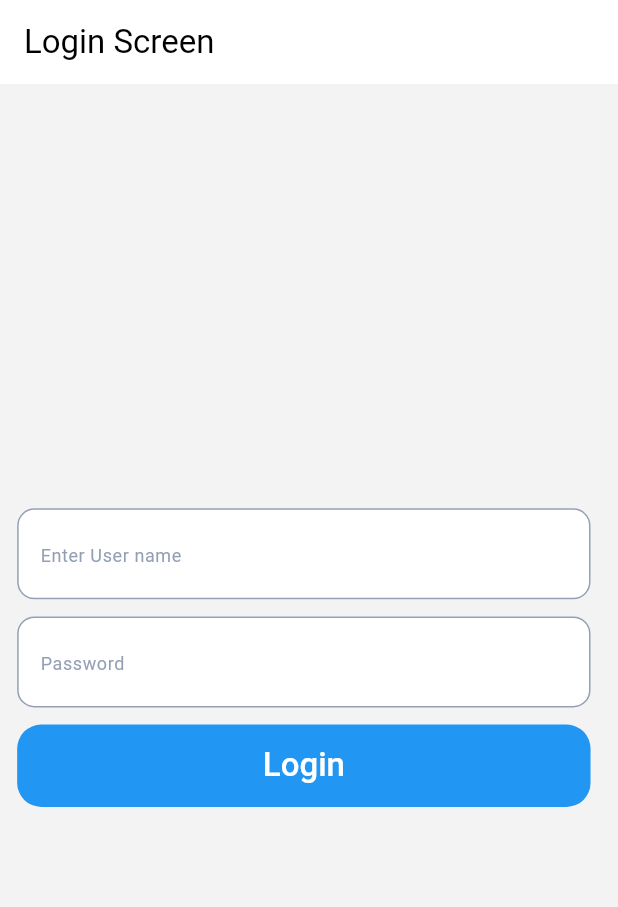
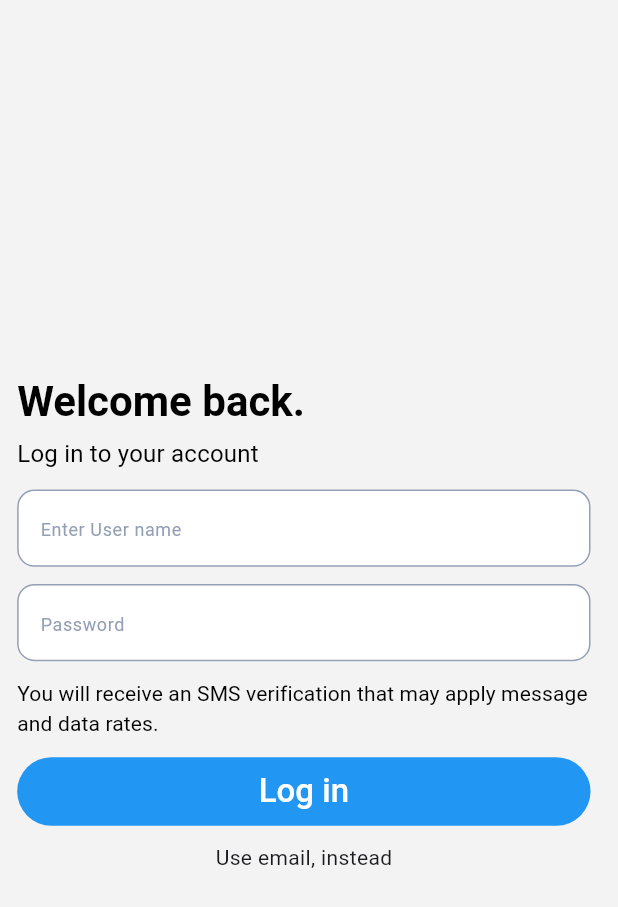
Before and after one commit to onkar07/parkingBay-Vendor, a Flutter app: the screen it shows after launch, on a phone screen of 412 x 824 dp. Shown: the top 907 px of the screen. Run offline on Flutter 3.47's test engine with Material 3 defaults, Android fonts, the phone set to English and light mode, and no system bars; our stand-ins replace flutter_screenutil, shared_preferences.

Commit message:
first commit

```diff
--- a/lib/features/auth/presentation/screens/login_screen.dart
+++ b/lib/features/auth/presentation/screens/login_screen.dart
@@ -2,7 +2,7 @@ import 'package:flutter/material.dart';
 import 'package:flutter_screenutil/flutter_screenutil.dart';
 import 'package:provider/provider.dart';
 import 'package:vendor_app/features/auth/controller/login_controller.dart';
-import 'package:vendor_app/features/auth/presentation/screens/registration_screen.dart';
+import 'package:vendor_app/features/auth/presentation/widgets/auth_button.dart';
 import 'package:vendor_app/features/auth/presentation/widgets/auth_text_filed.dart';
 import 'package:vendor_app/view/config/Colors.dart';
 
@@ -27,17 +27,31 @@ class _LoginScreenState extends State<LoginScreen> {
     return GestureDetector(
       onTap: () => FocusScope.of(context).unfocus(),
       child: Scaffold(
-        appBar: AppBar(
-          backgroundColor: Theme.of(context).colorScheme.inversePrimary,
-          title: Text("Login Screen"),
-        ),
         body: Container(
           width: MediaQuery.sizeOf(context).width,
           height: MediaQuery.sizeOf(context).height,
           padding: EdgeInsets.fromLTRB(10, 16, 16, 10).r,
           child: Column(
             mainAxisAlignment: MainAxisAlignment.center,
+            crossAxisAlignment: CrossAxisAlignment.start,
             children: <Widget>[
+              Column(
+                crossAxisAlignment: CrossAxisAlignment.start,
+                children: [
+                  Padding(
+                    padding: EdgeInsets.only(bottom: 5).r,
+                    child: Text(
+                      "Welcome back.",
+                      style: Theme.of(context).textTheme.headlineMedium?.copyWith(
+                          color: Colors.black, fontWeight: FontWeight.w700,),
+                    ),
+                  ),
+                  Padding(
+                      padding: EdgeInsets.only(bottom: 10).r,
+                      child: Text("Log in to your account",  style: Theme.of(context).textTheme.titleMedium?.copyWith(
+                        color: Colors.black, fontWeight: FontWeight.w400,),)),
+                ],
+              ),
               AuthTextFiled(
                 focusNode: authProvider.userNameFocusNode,
                 controller: authProvider.userNameController,
@@ -57,31 +71,34 @@ class _LoginScreenState extends State<LoginScreen> {
                 hintText: "Password",
               ),
               SizedBox(height: 10.r),
-              TextButton(
-                onPressed: () {
-                  authProvider.login(context);
-                },
-                style: TextButton.styleFrom(
-                  backgroundColor: Colors.blue,
-                  fixedSize: Size(MediaQuery.of(context).size.width, 48.r),
-                  shape: RoundedRectangleBorder(
-                    borderRadius: BorderRadius.circular(14).r,
-                  ),
-                ),
-                child: Text(
-                  "Login",
-                  style: Theme.of(context).textTheme.titleLarge?.copyWith(
-                      color: AppColor.white, fontWeight: FontWeight.w500),
+              Text(
+                  "You will receive an SMS verification that may apply message and data rates.",
+                  style: Theme.of(context).textTheme.titleSmall?.copyWith(
+                color: AppColor.black, fontWeight: FontWeight.w400,),
+              ),
+              Padding(
+                padding: EdgeInsets.only(top: 10).r,
+                child: AuthButton(
+                  onPressed: () {
+                    authProvider.login(context);
+                  },
+                  buttonTitle: 'Log in',
                 ),
               ),
               SizedBox(
                 height: 10,
               ),
-              // GestureDetector(
-              //     onTap: (){
-              //       Navigator.push(context, MaterialPageRoute(builder: (_)=>RegistrationScreen()));
-              //     },
-              //     child: Text("Register"))
+
+              Row(
+                mainAxisAlignment: MainAxisAlignment.center,
+                children: [
+                  GestureDetector(
+                      onTap: (){
+                        // Navigator.push(context, MaterialPageRoute(builder: (_)=>RegistrationScreen()));
+                      },
+                      child: Text("Use email, instead")),
+                ],
+              )
             ],
           ),
         ),
--- /dev/null
+++ b/lib/features/auth/presentation/widgets/auth_button.dart
@@ -0,0 +1,30 @@
+import 'package:flutter/material.dart';
+import 'package:flutter_screenutil/flutter_screenutil.dart';
+import 'package:vendor_app/view/config/Colors.dart';
+
+class AuthButton extends StatelessWidget {
+  const AuthButton({super.key, required this.onPressed, required this.buttonTitle});
+  final VoidCallback onPressed;
+  final String buttonTitle;
+
+  @override
+  Widget build(BuildContext context) {
+    return TextButton(
+      onPressed: onPressed,
+      style: TextButton.styleFrom(
+        backgroundColor: Colors.blue,
+        fixedSize: Size(MediaQuery.of(context).size.width,40.r),
+        shape: RoundedRectangleBorder(
+          borderRadius: BorderRadius.circular(50).r,
+        ),
+      ),
+      child: Text(
+        buttonTitle,
+        style: Theme.of(context)
+            .textTheme
+            .titleLarge
+            ?.copyWith(color: AppColor.white, fontWeight: FontWeight.w500),
+      ),
+    );
+  }
+}
--- a/lib/features/auth/presentation/widgets/auth_text_filed.dart
+++ b/lib/features/auth/presentation/widgets/auth_text_filed.dart
@@ -28,13 +28,14 @@ class AuthTextFiled extends StatelessWidget {
         onFieldSubmitted: onFieldSubmitted,
         decoration: InputDecoration(
           contentPadding:
-            EdgeInsets.symmetric(vertical: 16.0, horizontal: 10.0).r,
+              EdgeInsets.symmetric(vertical: 12.0, horizontal: 10.0).r,
           enabledBorder: OutlineInputBorder(
             borderRadius: BorderRadius.circular(10).r,
             borderSide: const BorderSide(color: AppColor.grey),
           ),
           disabledBorder: OutlineInputBorder(
             borderRadius: BorderRadius.circular(10).r,
+            borderSide: const BorderSide(color: AppColor.primary),
           ),
           focusedBorder: OutlineInputBorder(
             borderRadius: BorderRadius.circular(10).r,
@@ -48,15 +49,17 @@ class AuthTextFiled extends StatelessWidget {
             borderRadius: BorderRadius.circular(10).r,
             borderSide: const BorderSide(color: Colors.red),
           ),
-
           fillColor: AppColor.white,
           focusColor: AppColor.white,
           filled: filled,
           hintText: hintText,
+
           // You can change this text to something more descriptive
-        hintStyle:
-            Theme.of(context).textTheme.bodySmall?.copyWith(color: AppColor.grey),
+          hintStyle: Theme.of(context)
+              .textTheme
+              .bodySmall
+              ?.copyWith(color: AppColor.grey),
         ),
-    );
+        cursorColor: AppColor.primary);
   }
 }
--- a/lib/view/config/Colors.dart
+++ b/lib/view/config/Colors.dart
@@ -1,7 +1,9 @@
 import 'dart:ui';
 
+import 'package:flutter/material.dart';
+
 class AppColor{
- static const primary = Color(0XFFF3F3F3);
+ static const primary = Colors.blue;
  static const background = Color(0XFFF3F3F3);
  static const black = Color(0XFF000000);
  static const white = Color(0XFFFFFFFF);
```
Also changed, not shown: 1 other file. Lines whose indentation alone changed are shown as unchanged.
